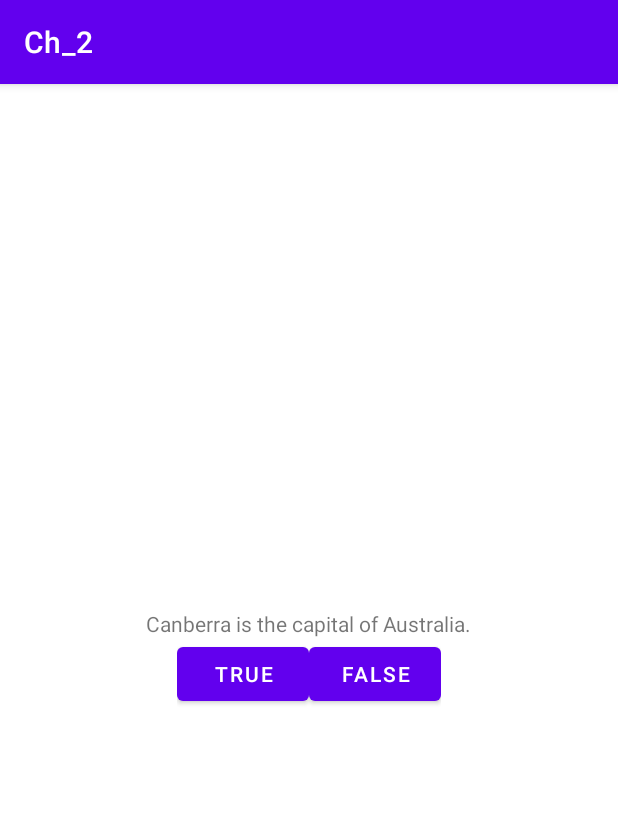
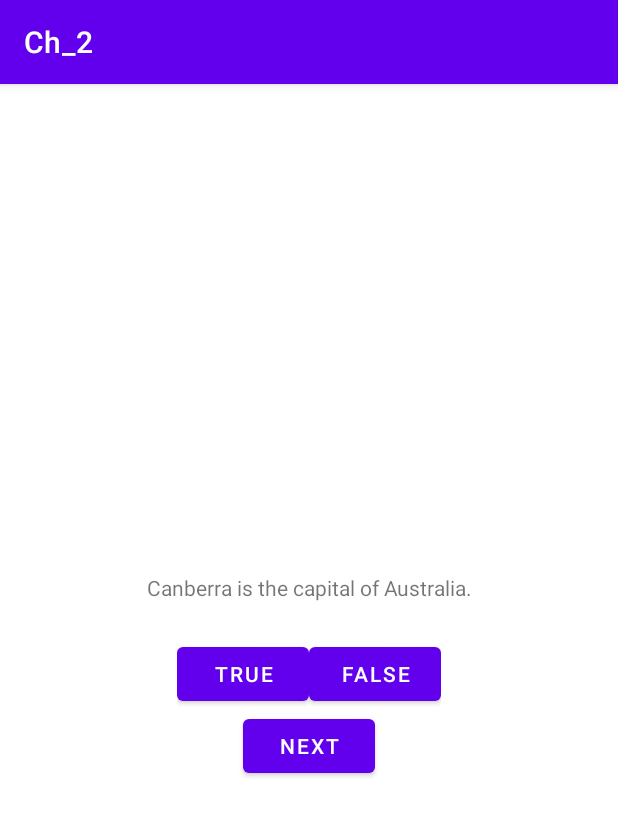
Before and after one commit to skimmonsmsu/Ch_1, an Android app: the screen it shows after launch (MainActivity), on a phone screen of 412 x 824 dp. Shown: the top 816 px of the screen. Run offline under Robolectric (Android 15) with nearby library versions, the phone set to English and light mode, and no system bars.

Commit message:
Chapter 2 start 2

```diff
--- a/app/src/main/res/layout/activity_main.xml
+++ b/app/src/main/res/layout/activity_main.xml
@@ -10,9 +10,12 @@
     tools:context=".MainActivity">
 
     <TextView
+        android:id="@+id/question_text_view"
         android:layout_width="wrap_content"
         android:layout_height="wrap_content"
-        android:text="@string/question_text"
+        android:gravity="center"
+        android:padding="24dp"
+        android:text="@string/question_australia"
     />
 
     <LinearLayout
@@ -34,4 +37,10 @@
 
     </LinearLayout>
 
+    <Button
+        android:id="@+id/next_button"
+        android:layout_width="wrap_content"
+        android:layout_height="wrap_content"
+        android:text="@string/next_button" />
+
 </LinearLayout>
--- a/app/src/main/res/values/strings.xml
+++ b/app/src/main/res/values/strings.xml
@@ -1,8 +1,16 @@
 <resources>
     <string name="app_name">Ch_2</string>
+    <string name="next_button">Next</string>
     <string name="true_button">True</string>
     <string name="false_button">False</string>
-    <string name="question_text">Canberra is the capital of Australia.</string>
+    <!--<string name="question_text">Canberra is the capital of Australia.</string>-->
+
+    <string name="question_australia">Canberra is the capital of Australia.</string>
+    <string name="question_oceans">The Pacific Ocean is larger than the Atlantic Ocean.</string>
+    <string name="question_mideast">The Suez Canal connects the Red Sea and the Indian Ocean.</string>
+    <string name="question_africa">The source of the Nile River is in Egypt.</string>
+    <string name="question_americas">The Amazon River is the longest river in the Americas.</string>
+    <string name="question_asia">Lake Baikal is the world\'s oldest and deepest freshwater lake.</string>
     <string name="correct_toast">Correct</string>
     <string name="incorrect_toast">Incorrect</string>
 </resources>
```
Also changed, not shown: app/src/main/java/com/simmons/ch_2/Question.kt (added, +7 -0 lines).
